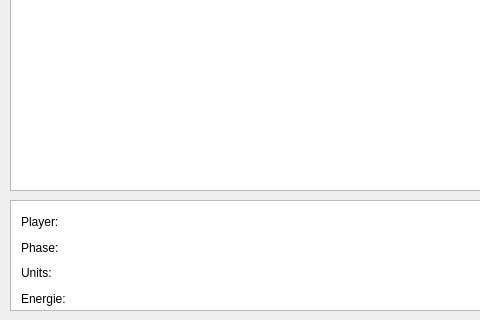
BenjaminBerkei/Swt-Praktikum, file BattleIsle/gamewidget.ui: the form before one commit; both pictures show x 0 to 480 and y 400 to 720 of the 1180 by 720 pixel window.
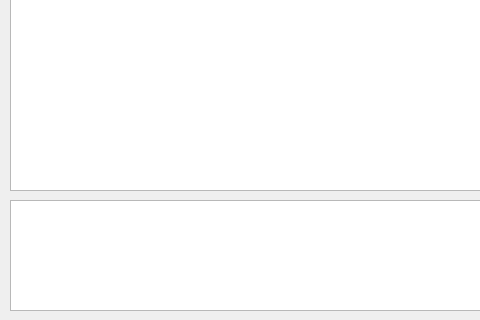
The form after the commit.

What changed in the file:
```diff
--- a/BattleIsle/gamewidget.ui
+++ b/BattleIsle/gamewidget.ui
@@ -53,90 +53,6 @@
     </rect>
    </property>
   </widget>
-  <widget class="QWidget" name="">
-   <property name="geometry">
-    <rect>
-     <x>21</x>
-     <y>612</y>
-     <width>141</width>
-     <height>96</height>
-    </rect>
-   </property>
-   <layout class="QVBoxLayout" name="verticalLayout">
-    <item>
-     <layout class="QHBoxLayout" name="horizontalLayout">
-      <item>
-       <widget class="QLabel" name="labelPlayer">
-        <property name="text">
-         <string>Player: </string>
-        </property>
-       </widget>
-      </item>
-      <item>
-       <widget class="QLabel" name="labelPlayerCurrent">
-        <property name="text">
-         <string/>
-        </property>
-       </widget>
-      </item>
-     </layout>
-    </item>
-    <item>
-     <layout class="QHBoxLayout" name="horizontalLayout_2">
-      <item>
-       <widget class="QLabel" name="labelPhase">
-        <property name="text">
-         <string>Phase:</string>
-        </property>
-       </widget>
-      </item>
-      <item>
-       <widget class="QLabel" name="labelPhaseCurrent">
-        <property name="text">
-         <string/>
-        </property>
-       </widget>
-      </item>
-     </layout>
-    </item>
-    <item>
-     <layout class="QHBoxLayout" name="horizontalLayout_3">
-      <item>
-       <widget class="QLabel" name="labeUnits">
-        <property name="text">
-         <string>Units: </string>
-        </property>
-       </widget>
-      </item>
-      <item>
-       <widget class="QLabel" name="labelUnitsCurrent">
-        <property name="text">
-         <string/>
-        </property>
-       </widget>
-      </item>
-     </layout>
-    </item>
-    <item>
-     <layout class="QHBoxLayout" name="horizontalLayout_4">
-      <item>
-       <widget class="QLabel" name="labelEnergie">
-        <property name="text">
-         <string>Energie:</string>
-        </property>
-       </widget>
-      </item>
-      <item>
-       <widget class="QLabel" name="labelEnergieCurrent">
-        <property name="text">
-         <string/>
-        </property>
-       </widget>
-      </item>
-     </layout>
-    </item>
-   </layout>
-  </widget>
  </widget>
  <resources/>
  <connections/>
```
